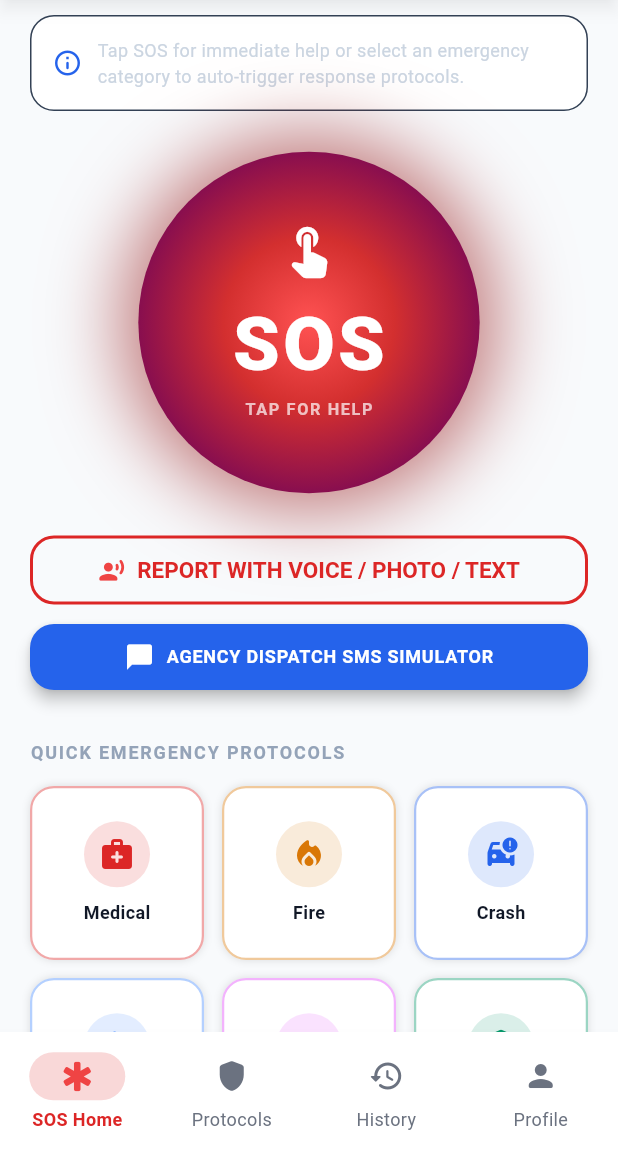
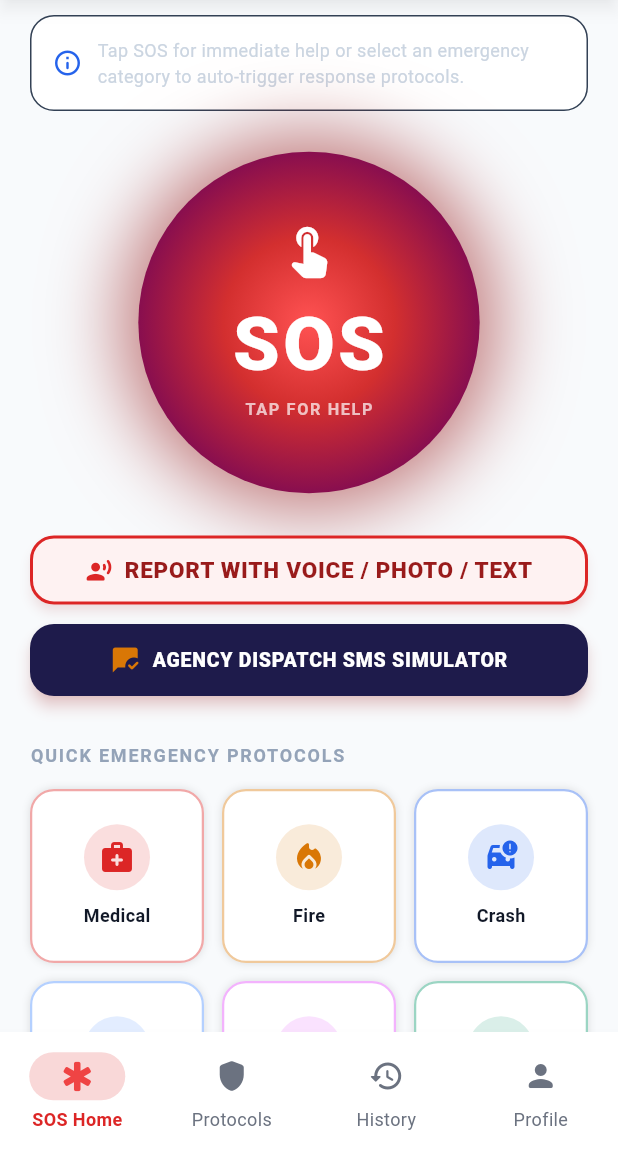
Before and after one commit to prajeenpops-collab/Resq-Ai, a Flutter app: the screen it shows once a user with an empty profile is signed in, on a phone screen of 412 x 824 dp, the part 84-1236 px from its top. Run offline on Flutter 3.47's test engine with Material 3 defaults, Android fonts, the phone set to English and light mode, and no system bars; our stand-ins replace cloud_firestore, firebase_auth, firebase_core, firebase_storage, geolocator, image_picker and 1 more; missing offline and left inert: record; accounts and stored records are empty; network calls fail.

Commit message:
Enhance button theme styling with solid background fills, thick borders, and drop shadows to prevent blending with white background

```diff
--- a/resq_mobile/lib/core/theme.dart
+++ b/resq_mobile/lib/core/theme.dart
@@ -1,7 +1,7 @@
 import 'package:flutter/material.dart';
 
 class AppTheme {
-  // Bold Red & White Emergency Palette
+  // High-Contrast Red & White Emergency Palette
   static const Color emergencyRed = Color(0xFFDC2626); // Vivid Red
   static const Color criticalRed = Color(0xFF991B1B);  // Deep Crimson Red
   static const Color neonAlert = Color(0xFFEF4444);    // Bright Alert Red
@@ -43,29 +43,33 @@ class AppTheme {
     cardTheme: CardThemeData(
       color: lightCard,
       elevation: 4,
-      shadowColor: emergencyRed.withValues(alpha: 0.15),
+      shadowColor: emergencyRed.withValues(alpha: 0.2),
       shape: RoundedRectangleBorder(
         borderRadius: BorderRadius.circular(20),
-        side: BorderSide(color: emergencyRed.withValues(alpha: 0.2), width: 1.2),
+        side: BorderSide(color: emergencyRed.withValues(alpha: 0.3), width: 1.5),
       ),
     ),
     elevatedButtonTheme: ElevatedButtonThemeData(
       style: ElevatedButton.styleFrom(
         backgroundColor: emergencyRed,
         foregroundColor: Colors.white,
-        elevation: 4,
+        elevation: 6,
+        shadowColor: emergencyRed.withValues(alpha: 0.4),
         padding: const EdgeInsets.symmetric(vertical: 16, horizontal: 24),
         shape: RoundedRectangleBorder(borderRadius: BorderRadius.circular(16)),
-        textStyle: const TextStyle(fontSize: 16, fontWeight: FontWeight.bold, letterSpacing: 0.5),
+        textStyle: const TextStyle(fontSize: 16, fontWeight: FontWeight.w900, letterSpacing: 0.5),
       ),
     ),
     outlinedButtonTheme: OutlinedButtonThemeData(
       style: OutlinedButton.styleFrom(
-        foregroundColor: emergencyRed,
+        backgroundColor: const Color(0xFFFEF2F2), // Light Red Filled Container
+        foregroundColor: criticalRed,             // Deep Red Text
         side: const BorderSide(color: emergencyRed, width: 2.0),
+        elevation: 3,
+        shadowColor: emergencyRed.withValues(alpha: 0.2),
         padding: const EdgeInsets.symmetric(vertical: 14, horizontal: 20),
         shape: RoundedRectangleBorder(borderRadius: BorderRadius.circular(16)),
-        textStyle: const TextStyle(fontSize: 15, fontWeight: FontWeight.bold),
+        textStyle: const TextStyle(fontSize: 15, fontWeight: FontWeight.w900, letterSpacing: 0.5),
       ),
     ),
     navigationBarTheme: NavigationBarThemeData(
@@ -96,11 +100,11 @@ class AppTheme {
       fillColor: Colors.white,
       border: OutlineInputBorder(
         borderRadius: BorderRadius.circular(16),
-        borderSide: const BorderSide(color: Color(0xFFFECACA), width: 1.5),
+        borderSide: const BorderSide(color: Color(0xFFFCA5A5), width: 1.5),
       ),
       enabledBorder: OutlineInputBorder(
         borderRadius: BorderRadius.circular(16),
-        borderSide: const BorderSide(color: Color(0xFFFECACA), width: 1.5),
+        borderSide: const BorderSide(color: Color(0xFFFCA5A5), width: 1.5),
       ),
       focusedBorder: OutlineInputBorder(
         borderRadius: BorderRadius.circular(16),
--- a/resq_mobile/lib/features/sos/sos_screen.dart
+++ b/resq_mobile/lib/features/sos/sos_screen.dart
@@ -274,11 +274,11 @@ class _SosScreenState extends State<SosScreen> with TickerProviderStateMixin {
                   onPressed: () => Navigator.of(context).push(
                     MaterialPageRoute(builder: (_) => const ReportScreen()),
                   ),
-                  icon: const Icon(Icons.record_voice_over_rounded, color: AppTheme.neonAlert),
+                  icon: const Icon(Icons.record_voice_over_rounded, color: AppTheme.emergencyRed),
                   label: const Text('REPORT WITH VOICE / PHOTO / TEXT'),
                 ),
               ),
-              const SizedBox(height: 10),
+              const SizedBox(height: 12),
 
               // Agency Dispatch SMS Demo Button
               SizedBox(
@@ -288,13 +288,15 @@ class _SosScreenState extends State<SosScreen> with TickerProviderStateMixin {
                     MaterialPageRoute(builder: (_) => const AgencyDispatchDemoScreen()),
                   ),
                   style: ElevatedButton.styleFrom(
-                    backgroundColor: AppTheme.cyberCyan,
-                    padding: const EdgeInsets.symmetric(vertical: 12),
+                    backgroundColor: const Color(0xFF1E1B4B),
+                    foregroundColor: Colors.white,
+                    padding: const EdgeInsets.symmetric(vertical: 14),
+                    elevation: 4,
                   ),
-                  icon: const Icon(Icons.chat_bubble_rounded, size: 20),
+                  icon: const Icon(Icons.mark_chat_read_rounded, size: 20, color: AppTheme.warningAmber),
                   label: const Text(
                     'AGENCY DISPATCH SMS SIMULATOR',
-                    style: TextStyle(fontWeight: FontWeight.bold, fontSize: 12),
+                    style: TextStyle(fontWeight: FontWeight.w900, fontSize: 13, letterSpacing: 0.5),
                   ),
                 ),
               ),
```
